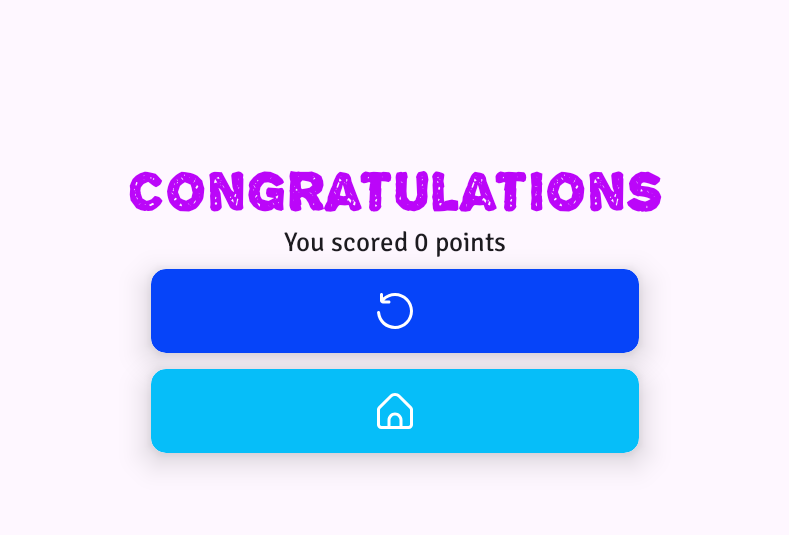
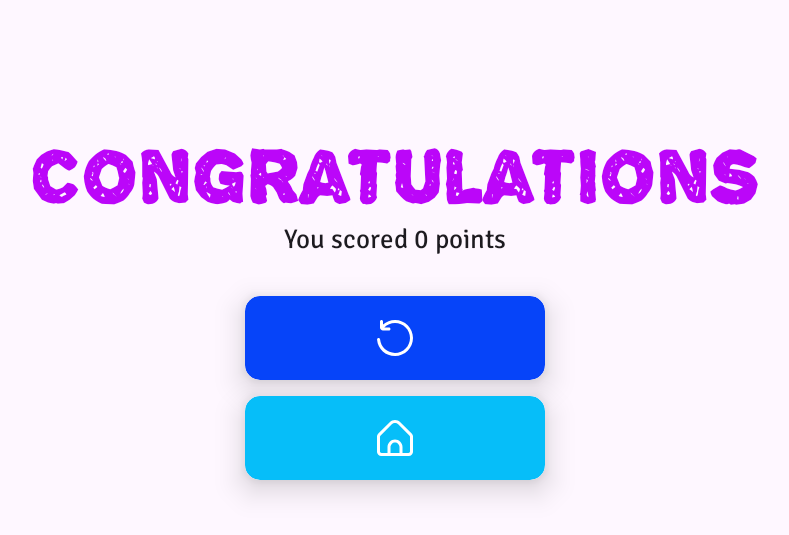
Before and after one commit to BetterB0y/WorldSounds, an Android app built with Jetpack Compose: the composable SummaryScreen called with empty values, on a phone screen of 824 x 412 dp (held sideways). Shown: the top 535 px of the screen, without its empty margins (223-1012 px from the left). Run offline under Robolectric (Android 15) with nearby library versions, the phone set to English and light mode, and no system bars; our stand-ins replace Dagger/Hilt's generated code; libraries missing offline, so code that uses them is left out: com.ramcosta.composedestinations; 4 statements that could not run were skipped.

Commit message:
SummaryScreen changes

```diff
--- a/app/src/main/kotlin/pl/polsl/worldsounds/screen/summary/SummaryScreen.kt
+++ b/app/src/main/kotlin/pl/polsl/worldsounds/screen/summary/SummaryScreen.kt
@@ -2,9 +2,12 @@ package pl.polsl.worldsounds.screen.summary
 
 import androidx.compose.foundation.layout.Arrangement
 import androidx.compose.foundation.layout.Column
+import androidx.compose.foundation.layout.Spacer
 import androidx.compose.foundation.layout.fillMaxSize
 import androidx.compose.foundation.layout.fillMaxWidth
+import androidx.compose.foundation.layout.height
 import androidx.compose.foundation.layout.padding
+import androidx.compose.foundation.layout.width
 import androidx.compose.material3.MaterialTheme
 import androidx.compose.material3.Text
 import androidx.compose.runtime.Composable
@@ -56,16 +59,18 @@ private fun SummaryScreen(
     ) {
         Text(
             stringResource(R.string.congratulations),
-            style = MaterialTheme.typography.titleMedium
+            style = MaterialTheme.typography.titleLarge,
+
         )
         Text(stringResource(R.string.youScored, score))
+        Spacer(modifier = Modifier.height(D.Padding.paddingDoubleBig))
         PrimaryButton(
             icon = R.drawable.play_again,
             iconDescription = R.string.iconPlayAgain,
             onClick = startGameAgain,
             modifier = Modifier
                 .padding(D.Padding.paddingSmall)
-                .fillMaxWidth(0.4f)
+                .width(D.Size.Width.button)
         )
         SecondaryButton(
             icon = R.drawable.home,
@@ -73,7 +78,7 @@ private fun SummaryScreen(
             onClick = navigateToMainScreen,
             modifier = Modifier
                 .padding(D.Padding.paddingSmall)
-                .fillMaxWidth(0.4f)
+                .width(D.Size.Width.button)
         )
     }
 }
```
